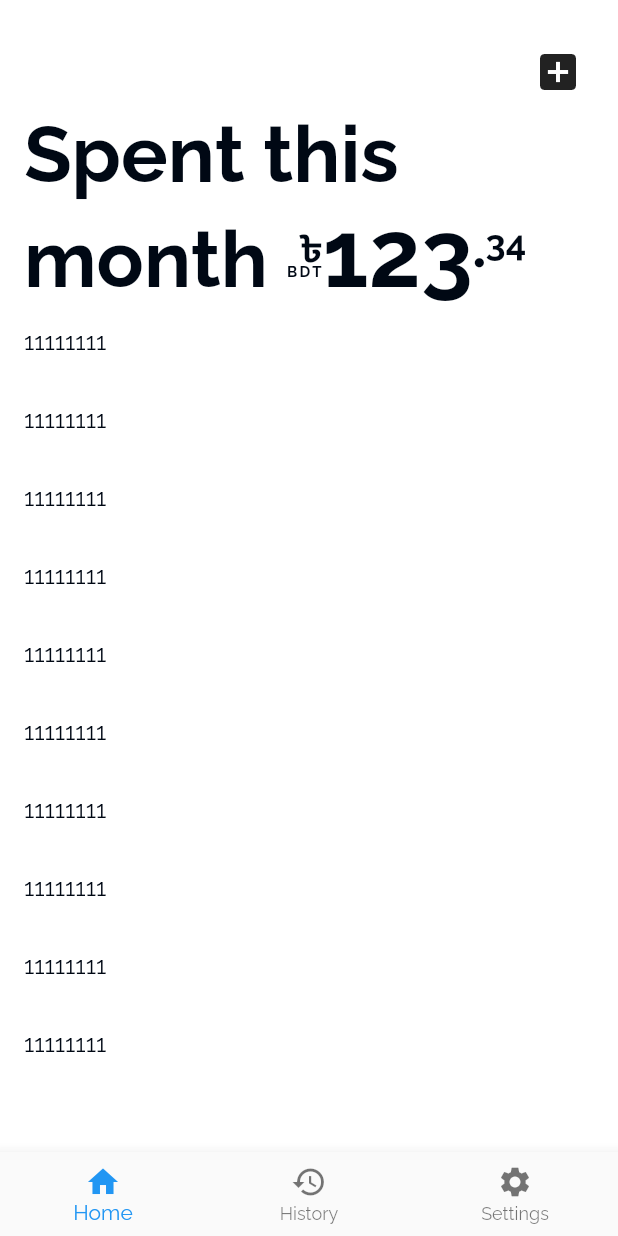
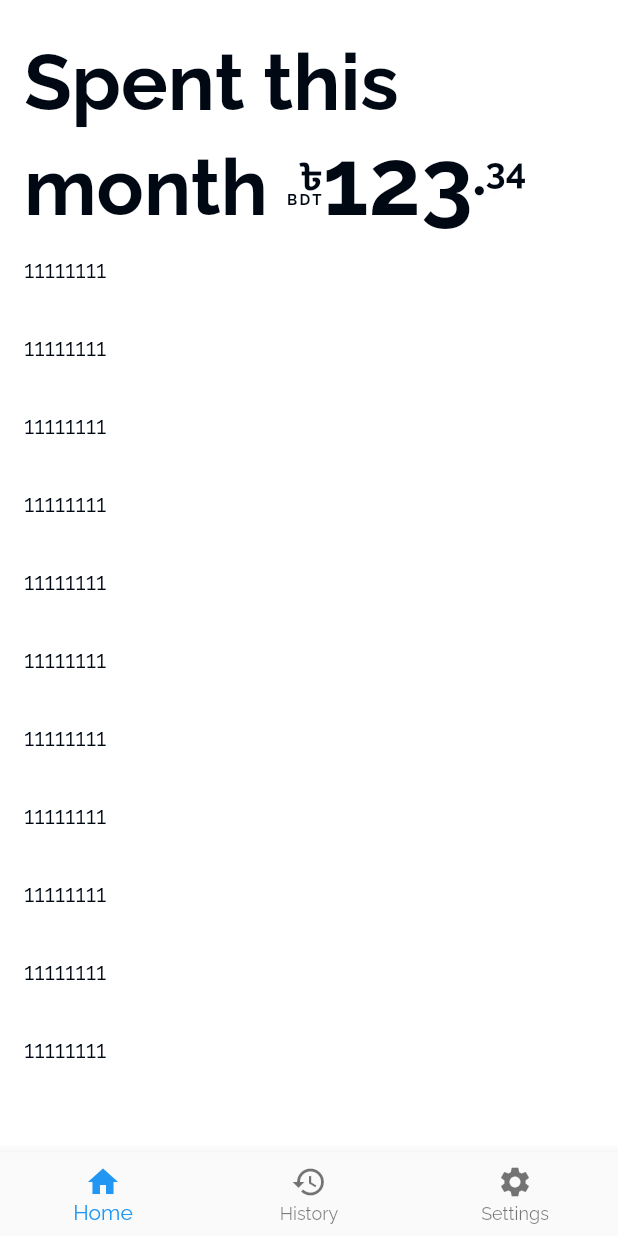
Before and after one commit to H-Zaman/Personal_Expense_Tracker, a Flutter app: the screen it shows after launch, on a phone screen of 412 x 824 dp. Run offline on Flutter 3.47's test engine with Material 2 defaults, Android fonts, the phone set to English and light mode, and no system bars; our stand-ins replace get, get_storage, google_fonts.

```diff
--- a/analysis_options.yaml
+++ b/analysis_options.yaml
@@ -25,6 +25,7 @@ linter:
     prefer_const_constructors: false
     prefer_const_literals_to_create_immutables: false
     prefer_final_fields: false
+    curly_braces_in_flow_control_structures: false
     # avoid_print: false  # Uncomment to disable the `avoid_print` rule
     # prefer_single_quotes: true  # Uncomment to enable the `prefer_single_quotes` rule
 
--- a/lib/app.dart
+++ b/lib/app.dart
@@ -3,6 +3,7 @@ import 'package:expensetracker/splash_screen.dart';
 import 'package:expensetracker/utilites/localization/localization.dart';
 import 'package:expensetracker/utilites/localization/translations.dart';
 import 'package:expensetracker/utilites/theme.dart';
+import 'package:flutter/cupertino.dart';
 import 'package:flutter/material.dart';
 import 'package:get/get.dart';
 
@@ -22,8 +23,15 @@ class App extends StatelessWidget {
       themeMode: AppTheme.currentTheme,
       initialRoute: SplashScreen.route,
       translations: AppLocalization(),
-      locale: Translated.defaultLocale,
+      fallbackLocale: Translated.defaultLocale,
       supportedLocales: Translated.availableLocales,
+      localizationsDelegates: [
+        DefaultMaterialLocalizations.delegate,
+        DefaultCupertinoLocalizations.delegate,
+        DefaultWidgetsLocalizations.delegate,
+        MaterialLocalizationBnDelegate(),
+        CupertinoLocalizationBnDelegate(),
+      ],
     );
   }
 }
--- a/lib/app/view/home_expense_view.dart
+++ b/lib/app/view/home_expense_view.dart
@@ -2,7 +2,6 @@ import 'package:expensetracker/app/controller/expense_controller.dart';
 import 'package:expensetracker/app/view/widget/expense_list_tile.dart';
 import 'package:expensetracker/utilites/localization/translations.dart';
 import 'package:expensetracker/utilites/text_style.dart';
-import 'package:expensetracker/utilites/theme.dart';
 import 'package:flutter/material.dart';
 import 'package:flutter/rendering.dart';
 import 'package:get/get.dart';
@@ -44,25 +43,6 @@ class _HomeExpenseViewState extends State<HomeExpenseView> {
 
         return Column(
           children: [
-            Row(
-              children: [
-                Spacer(),
-                IconButton(
-                  onPressed: (){
-                    if(AppTheme.currentTheme == ThemeMode.light){
-                      AppTheme.updateTheme(ThemeMode.dark);
-                    }else{
-                      AppTheme.updateTheme(ThemeMode.light);
-                    }
-                  },
-                  icon: Icon(
-                    Icons.add_box
-                  ),
-                  iconSize: 32,
-                )
-              ],
-            ),
-
             AnimatedCrossFade(
               firstCurve: Curves.bounceInOut,
               secondCurve: Curves.bounceInOut,
--- a/lib/utilites/localization/localization.dart
+++ b/lib/utilites/localization/localization.dart
@@ -1,5 +1,6 @@
 import 'dart:convert';
 import 'package:expensetracker/utilites/localization/translations.dart';
+import 'package:flutter/cupertino.dart';
 import 'package:flutter/material.dart';
 import 'package:get/get.dart';
 import 'package:flutter/services.dart' show rootBundle;
@@ -63,3 +64,26 @@ class _AppLocaleCache{
     }
   }
 }
+
+
+class MaterialLocalizationBnDelegate extends LocalizationsDelegate<MaterialLocalizations> {
+  @override
+  bool isSupported(Locale locale) => true;
+
+  @override
+  Future<MaterialLocalizations> load(Locale locale) async => DefaultMaterialLocalizations();
+
+  @override
+  bool shouldReload(old) => false;
+}
+
+class CupertinoLocalizationBnDelegate extends LocalizationsDelegate<CupertinoLocalizations> {
+  @override
+  bool isSupported(Locale locale) => true;
+
+  @override
+  Future<CupertinoLocalizations> load(Locale locale) async => DefaultCupertinoLocalizations();
+
+  @override
+  bool shouldReload(old) => false;
+}
--- a/lib/utilites/localization/translations.dart
+++ b/lib/utilites/localization/translations.dart
@@ -22,5 +22,13 @@ class Translated{
   static const String year = 'year';
   static const String years = 'years';
   static const String bdt = 'BDT';
+  static const String language = 'language';
+  static const String switchObj = 'switch_obj';
+  static const String switchToObj = 'switch_to_obj';
+  static const String theme = 'theme';
+  static const String light = 'light';
+  static const String dark = 'dark';
+  static const String selectObj = 'select_obj';
+  static const String active = 'active';
 
 }
--- a/lib/utilites/text_style.dart
+++ b/lib/utilites/text_style.dart
@@ -7,5 +7,6 @@ class AppTextStyle{
   static TextStyle regular (BuildContext context) => Theme.of(context).textTheme.bodyLarge!;
   static TextStyle medium (BuildContext context) => Theme.of(context).textTheme.bodyMedium!;
   static TextStyle small (BuildContext context) => Theme.of(context).textTheme.bodySmall!;
-  static TextStyle extraSmall (BuildContext context) => Theme.of(context).textTheme.labelSmall!;
+  static TextStyle  extraSmall (BuildContext context) => Theme.of(context).textTheme.labelSmall!;
+  static TextStyle  extraSmallInverted (BuildContext context) => Theme.of(context).textTheme.displaySmall!;
 }
--- a/lib/utilites/theme.dart
+++ b/lib/utilites/theme.dart
@@ -18,6 +18,7 @@ class AppTheme{
 
   static ThemeData light = ThemeData(
     scaffoldBackgroundColor: Colors.white,
+    primaryColor: AppColors.dark,
     textTheme: GoogleFonts.ralewayTextTheme(TextTheme(
       /// headline
       labelLarge: TextStyle(
@@ -56,10 +57,23 @@ class AppTheme{
         color: AppColors.dark,
         fontSize: 10
       ),
-    ))
+      /// extra-small-inverted
+      displaySmall: TextStyle(
+        color: Colors.white,
+        fontSize: 10
+      ),
+    )),
+    iconTheme: IconThemeData(
+      color: AppColors.dark
+    ),
+    listTileTheme: ListTileThemeData(
+      iconColor: AppColors.dark
+    )
   );
+
   static ThemeData dark = ThemeData(
     scaffoldBackgroundColor: AppColors.dark,
+    primaryColor: Colors.white,
     textTheme: GoogleFonts.ralewayTextTheme(TextTheme(
       /// headline
       labelLarge: TextStyle(
@@ -98,7 +112,18 @@ class AppTheme{
         color: Colors.white,
         fontSize: 10
       ),
-    ))
+      /// extra-small-inverted
+      displaySmall: TextStyle(
+        color: AppColors.dark,
+        fontSize: 10
+      ),
+    )),
+    iconTheme: IconThemeData(
+      color: Colors.white
+    ),
+    listTileTheme: ListTileThemeData(
+      iconColor: Colors.white
+    )
   );
 
   static Future<void> updateTheme(ThemeMode theme) async{
```
Also changed, not shown: assets/translations/bn_BD.json (+11 -1 lines), assets/translations/en_US.json (+11 -1 lines), lib/app/view/settings_view.dart (+44 -1 lines), lib/app/view/widget/bottom_sheet.dart (added, +41 -0 lines), lib/app/view/widget/menu_button.dart (added, +78 -0 lines).
